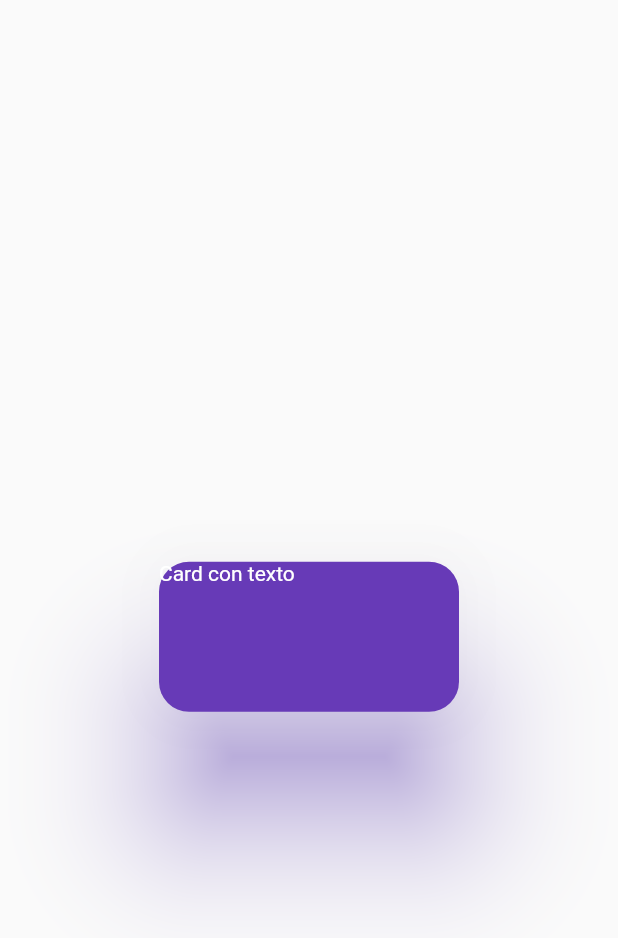
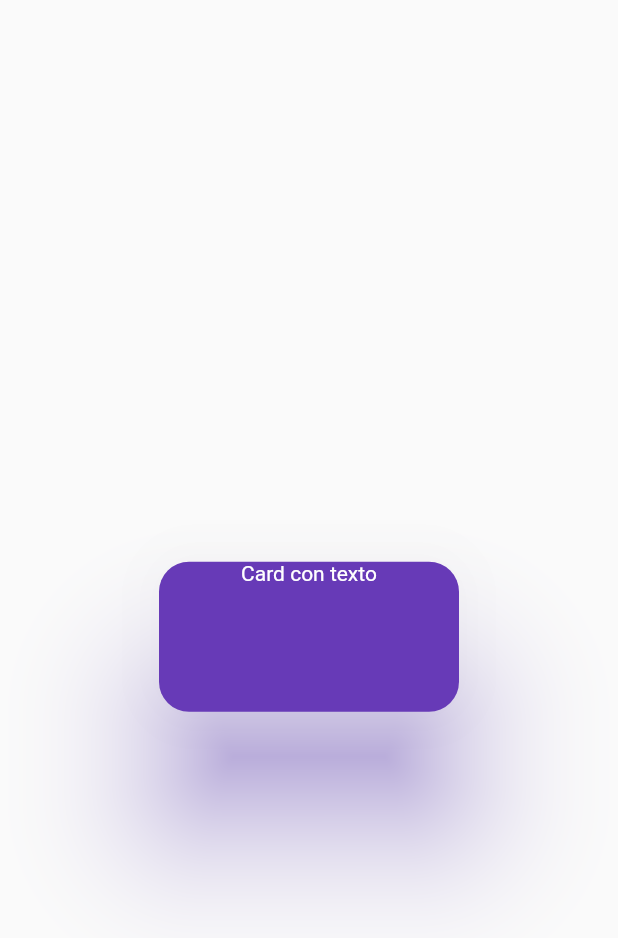
Before and after one commit to martinchoC/Flutter-tutorials, a Flutter app: the screen it shows after launch, on a phone screen of 412 x 824 dp. Shown: the top 938 px of the screen. Run offline on Flutter 3.47's test engine with Material 2 defaults, Android fonts, the phone set to English and light mode, and no system bars.

Commit message:
corrections in text alignment and warnings in flutter 3.0

```diff
--- a/flutter_components/components_04_card/lib/main.dart
+++ b/flutter_components/components_04_card/lib/main.dart
@@ -35,15 +35,16 @@ class _MyHomePageState extends State<MyHomePage> {
           shape:
               RoundedRectangleBorder(borderRadius: BorderRadius.circular(20)),
           color: Colors.deepPurple,
-          margin: EdgeInsets.only(top: 25),
+          margin: const EdgeInsets.only(top: 25),
           shadowColor: Colors.deepPurpleAccent,
           elevation: 40,
-          child: SizedBox(
+          child: const SizedBox(
               width: 200,
               height: 100,
               child: Text(
                 "Card con texto",
                 style: TextStyle(color: Colors.white),
+                textAlign: TextAlign.center,
               )),
         ),
       ),
```
